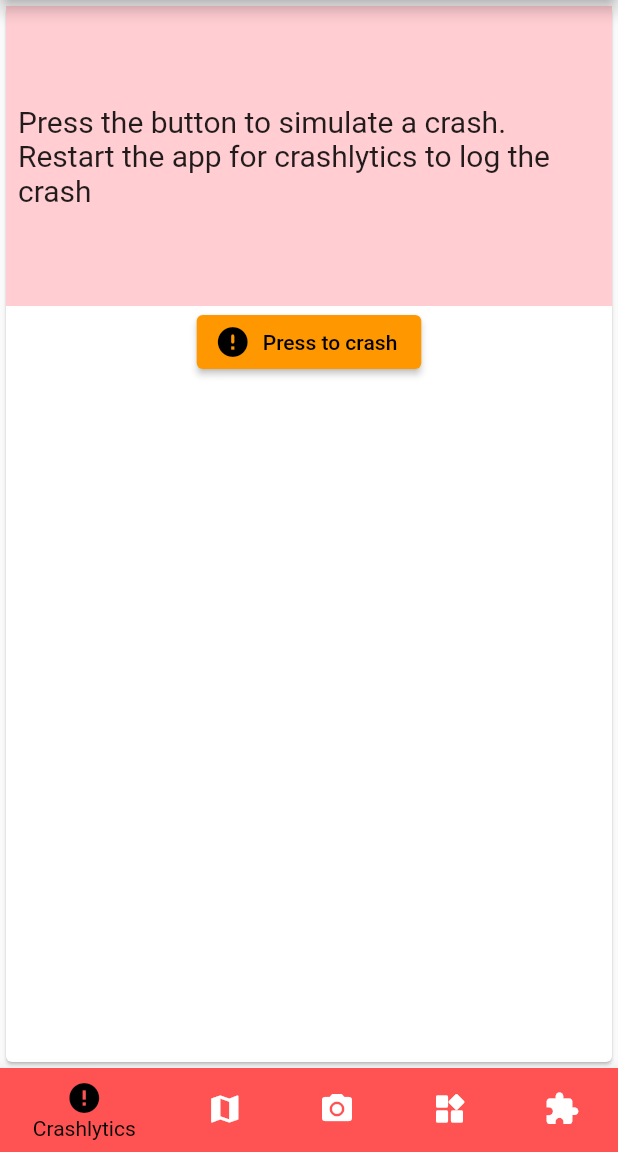
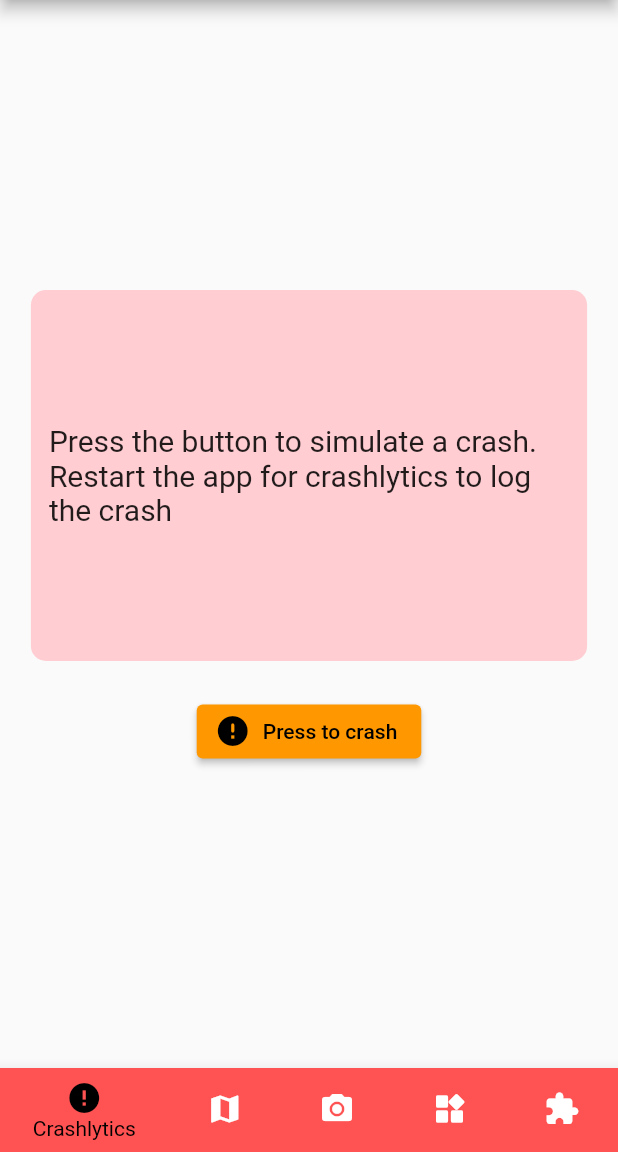
Before and after one commit to mysticeti/flutter_sandbox, a Flutter app: the screen it shows after launch, on a phone screen of 412 x 824 dp, the part 84-1236 px from its top. Run offline on Flutter 3.47's test engine with Material 2 defaults, Android fonts, the phone set to English and light mode, and no system bars; our stand-ins replace camera, cloud_firestore, cloud_functions, date_format, firebase_auth, firebase_core and 8 more; missing offline and left inert: mapbox_gl, parallax_image; accounts and stored records are empty.

Commit message:
Make crashlytics page more responsive (#93)
Co-authored-by: Joy Shan-Chun Kuo <shanchun.kuo@geovation.uk>

```diff
--- a/lib/firebase_crashlytics/firebase_crashlytics_page.dart
+++ b/lib/firebase_crashlytics/firebase_crashlytics_page.dart
@@ -15,6 +15,7 @@ class FirebaseCrashlyticsPage extends StatelessWidget {
     _pageNavigator.setCurrentPageIndex =
         _pageNavigator.getPageIndex('Firebase Crashlytics');
     _pageNavigator.setFromIndex = _pageNavigator.getCurrentPageIndex;
+    MediaQueryData deviceData = MediaQuery.of(context);
 
     FirebaseCrashlytics fci = FirebaseCrashlytics.instance;
     String message =
@@ -38,16 +39,23 @@ class FirebaseCrashlyticsPage extends StatelessWidget {
       onPressCrash = null;
     }
 
-    return Card(
+    return Column(
+      mainAxisAlignment: MainAxisAlignment.center,
+      children: [
+        Padding(
+          padding: const EdgeInsets.all(8.0),
           child: Container(
-        child: Column(
-          children: [
-            Container(
+            decoration: BoxDecoration(
               color: Colors.red.shade100,
-              height: 200,
+              borderRadius: BorderRadius.circular(10),
+            ),
+            width: deviceData.orientation == Orientation.portrait
+                ? deviceData.size.width * 0.9
+                : deviceData.size.width * 0.7,
+            height: deviceData.size.height * 0.3,
             alignment: Alignment.center,
             child: Padding(
-                padding: const EdgeInsets.all(8.0),
+              padding: const EdgeInsets.all(12.0),
               child: Text(
                 message,
                 style: TextStyle(
@@ -56,14 +64,16 @@ class FirebaseCrashlyticsPage extends StatelessWidget {
               ),
             ),
           ),
-            ElevatedButton.icon(
+        ),
+        Padding(
+          padding: const EdgeInsets.all(15.0),
+          child: ElevatedButton.icon(
             onPressed: onPressCrash,
             icon: Icon(Icons.error_rounded),
             label: Text('Press to crash'),
           ),
+        ),
       ],
-        ),
-      ),
     );
   }
 }
```
Lines whose indentation alone changed are shown as unchanged.
